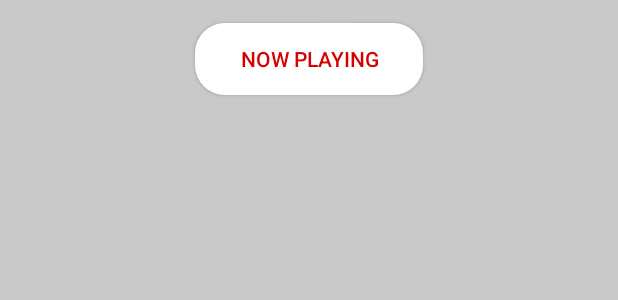
After one commit to awesome-academy/Music_38, an Android app: the layout layout_now_playing.xml on its own in the app's theme, with its tools: preview values and no code run, on a phone screen of 412 x 824 dp. The commit adds this screen. Shown: the top 300 px of the screen. Run offline under Robolectric (Android 15) with nearby library versions, the phone set to English and light mode, and no system bars.

Commit message:
Now playing function

```diff
--- a/app/src/main/java/com/framgia/vhlee/musicplus/ui/genres/GenresActivity.java
+++ b/app/src/main/java/com/framgia/vhlee/musicplus/ui/genres/GenresActivity.java
@@ -41,7 +41,7 @@ public class GenresActivity extends LoadMoreAbstract implements GenresContract.V
     private MyService mService;
     private MiniPlayerClass mMiniPlayerClass;
     private String mGenreKey;
-
+    private String mGenreApi;
     private Handler mHandler = new Handler() {
         @Override
         public void handleMessage(Message msg) {
@@ -86,7 +86,6 @@ public class GenresActivity extends LoadMoreAbstract implements GenresContract.V
             unbindService(mConnection);
         }
     };
-    private String mGenreApi;
 
     @Override
     protected void onCreate(Bundle savedInstanceState) {
@@ -154,7 +153,7 @@ public class GenresActivity extends LoadMoreAbstract implements GenresContract.V
     @Override
     public void showDialodFeatureTrack(int position) {
         FeatureTrackDialog dialog = new FeatureTrackDialog(GenresActivity.this,
-                R.style.Theme_Dialog, mTracks.get(position));
+                R.style.ThemeDialog, mTracks.get(position));
         dialog.show();
     }
 
--- /dev/null
+++ b/app/src/main/res/layout/layout_now_playing.xml
@@ -0,0 +1,36 @@
+<?xml version="1.0" encoding="utf-8"?>
+<android.support.design.widget.NavigationView xmlns:android="http://schemas.android.com/apk/res/android"
+    xmlns:app="http://schemas.android.com/apk/res-auto"
+    android:layout_width="match_parent"
+    android:layout_height="match_parent"
+    android:layout_gravity="end"
+    android:background="@color/black_transparent"
+    android:fitsSystemWindows="true">
+
+    <LinearLayout
+        android:layout_width="match_parent"
+        android:layout_height="match_parent"
+        android:orientation="vertical">
+
+        <Button
+            android:layout_width="wrap_content"
+            android:layout_height="wrap_content"
+            android:layout_gravity="center_horizontal"
+            android:layout_marginTop="@dimen/dp_15"
+            android:layout_marginBottom="@dimen/dp_15"
+            android:background="@drawable/rounded_button_style"
+            android:paddingStart="@dimen/dp_30"
+            android:paddingEnd="@dimen/dp_30"
+            android:text="@string/title_now_playing"
+            android:textColor="@color/color_accent" />
+
+        <android.support.v7.widget.RecyclerView
+            android:id="@+id/recycler_now_playing"
+            android:layout_width="match_parent"
+            android:layout_height="wrap_content"
+            android:layout_marginStart="@dimen/dp_10"
+            android:layout_marginEnd="@dimen/dp_10"
+            android:orientation="vertical"
+            app:layoutManager="android.support.v7.widget.LinearLayoutManager" />
+    </LinearLayout>
+</android.support.design.widget.NavigationView>
--- a/app/src/main/res/values/strings.xml
+++ b/app/src/main/res/values/strings.xml
@@ -19,4 +19,5 @@
     <string name="notify_download_complete">Download complete</string>
     <string name="notify_downloading">Downloading...</string>
     <string name="notify_begin_download">Begin downloading...</string>
+    <string name="title_now_playing">Now playing</string>
 </resources>
--- a/app/src/main/res/values/styles.xml
+++ b/app/src/main/res/values/styles.xml
@@ -37,7 +37,7 @@
         <item name="android:textColor">@android:color/white</item>
     </style>
 
-    <style name="Theme_Dialog" parent="Theme.Design.Light.BottomSheetDialog">
+    <style name="ThemeDialog" parent="Theme.Design.Light.BottomSheetDialog">
         <item name="android:windowCloseOnTouchOutside">true</item>
         <item name="android:windowIsTranslucent">true</item>
         <item name="android:colorBackground">@color/color_white</item>
```
Also changed, not shown: app/src/main/java/com/framgia/vhlee/musicplus/ui/play/PlayActivity.java (+47 -5 lines), app/src/main/res/layout/activity_play.xml (+5 -39 lines), app/src/main/res/layout/item_track.xml (+4 -9 lines), app/src/main/res/layout/layout_play_screen.xml (added, +46 -0 lines).
